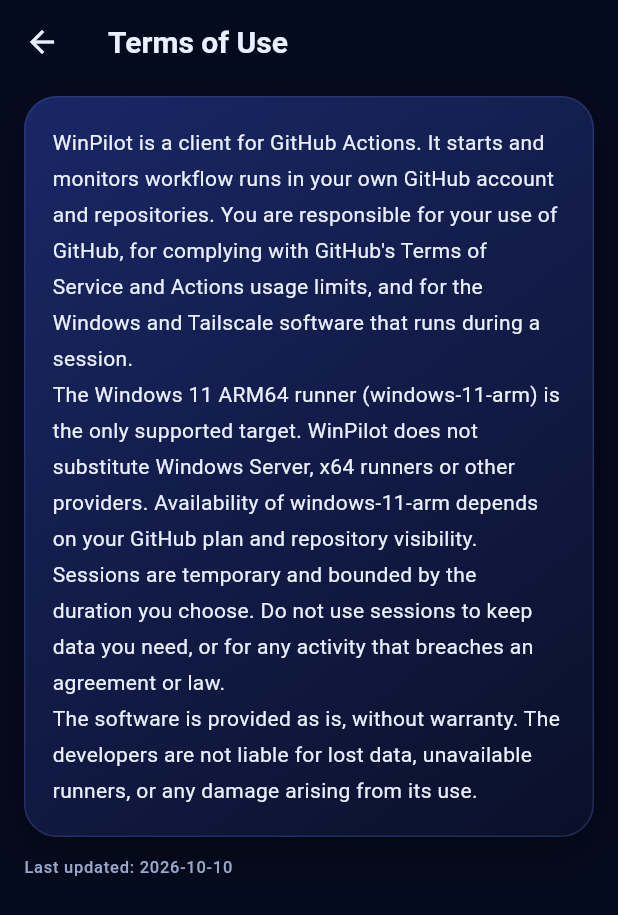
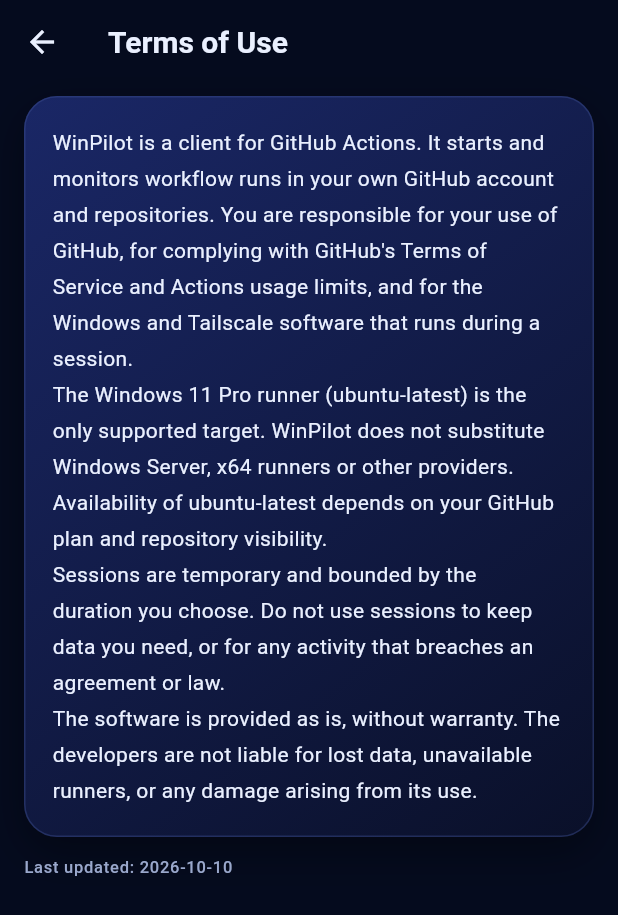
Before and after one commit to abiedadam0077/Windows-11-pro, a Flutter app: the AboutPage screen opened by its route, after a tap on "Check for updates", after a tap on "Terms", on a phone screen of 412 x 824 dp. Shown: the top 915 px of the screen. Run offline on Flutter 3.47's test engine with Material 3 defaults, Android fonts, the phone set to English and light mode, and no system bars; our stand-ins replace dio, file_picker, flutter_local_notifications, flutter_riverpod, flutter_secure_storage, go_router and 2 more; accounts and stored records are empty; network calls fail.

Commit message:
Windows VM session: dockur/windows (Windows 11 Pro x64) on KVM, encrypted backups; replace ARM runner workflow; update labels; remove KVM probe
Co-authored-by: arena-agent <297053741+arena-agent@users.noreply.github.com>

```diff
--- a/lib/core/config/app_config.dart
+++ b/lib/core/config/app_config.dart
@@ -26,7 +26,8 @@
   // Workflow configuration.
   static const defaultWorkflowPath = '.github/workflows/verify-windows-11.yml';
   static const workflowTemplateAsset = 'assets/workflows/verify-windows-11.yml';
-  static const runnerLabel = 'windows-11-arm';
+  static const runnerLabel = 'ubuntu-latest';
+  static const backupPasswordSecret = 'BACKUP_PASSWORD';
   static const windowsPasswordSecret = 'WINPILOT_WIN_PASSWORD';
   static const tailscaleAuthKeySecret = 'TS_AUTHKEY';
 
--- a/lib/core/i18n/app_strings.dart
+++ b/lib/core/i18n/app_strings.dart
@@ -71,7 +71,7 @@
   'continue': 'Continue',
 
   // Splash
-  'splash_tagline': 'Temporary Windows 11 ARM64 sessions, controlled from your phone',
+  'splash_tagline': 'Temporary Windows 11 Pro sessions, controlled from your phone',
   'splash_loading': 'Preparing your control center…',
   'splash_error': 'Startup took too long or failed to load local data.',
   'splash_retry': 'Retry startup',
@@ -89,8 +89,8 @@
   'ob_4_body': 'Track the real GitHub Actions status, logs and artifacts. Sessions are temporary: nothing on the runner is kept after the job ends.',
 
   // Welcome / login
-  'welcome_title': 'Control Windows 11 ARM64 from your pocket',
-  'welcome_desc': 'WinPilot launches temporary Windows 11 ARM64 sessions on GitHub Actions and shows you their real status, logs, network and Remote Desktop readiness.',
+  'welcome_title': 'Control Windows 11 Pro from your pocket',
+  'welcome_desc': 'WinPilot launches temporary Windows 11 Pro sessions on GitHub Actions and shows you their real status, logs, network and Remote Desktop readiness.',
   'welcome_how_title': 'How it works',
   'welcome_step1': 'Approve a short code on GitHub (OAuth device flow).',
   'welcome_step2': 'Choose a repository and configure the workflow.',
@@ -168,7 +168,7 @@
   'setup_workflow_replace_confirm': 'Replace',
   'setup_workflow_installed': 'Workflow installed and committed to {branch}.',
   'setup_arch_section': 'Target system',
-  'setup_arch_value': 'Windows 11 ARM64 · runner label windows-11-arm',
+  'setup_arch_value': 'Windows 11 Pro (x64) · Docker + KVM on ubuntu-latest',
   'setup_arch_note': 'WinPilot will not substitute Windows Server or x64. If the runner label is unavailable for this repository, the job stays queued and WinPilot reports it.',
   'setup_restrictions_section': 'Restrictions and checks',
   'setup_actions_on': 'GitHub Actions is enabled for this repository',
@@ -287,7 +287,7 @@
   'dash_greeting': 'Hello, {name}',
   'dash_greeting_anon': 'Hello',
   'dash_no_session_title': 'No active session',
-  'dash_no_session_body': 'Start a temporary Windows 11 ARM64 session. It is created on demand and removed when the job ends.',
+  'dash_no_session_body': 'Start a temporary Windows 11 Pro session. It is created on demand and removed when the job ends.',
   'dash_new_session': 'New session',
   'dash_card_github': 'GitHub',
   'dash_card_repo': 'Repository',
@@ -310,7 +310,7 @@
   'dash_workflow_ready': 'Installed: {path}',
   'dash_windows_verified': 'Verified by runner: {os}',
   'dash_windows_not_verified': 'Not verified yet',
-  'dash_arch_verified': 'ARM64 (reported by runner)',
+  'dash_arch_verified': 'x64 (VM image Windows 11 Pro)',
   'dash_arch_unknown': 'Not reported yet',
   'dash_ts_running': 'Connected (Running)',
   'dash_ts_needs_login': 'Needs login — check the auth key',
@@ -519,7 +519,7 @@
   'err_workflowMissing_title': 'Workflow file missing',
   'err_workflowMissing_hint': 'Install the WinPilot workflow in the selected repository, then try again.',
   'err_runnerUnavailable_title': 'Runner not available',
-  'err_runnerUnavailable_hint': 'The windows-11-arm label is not available for this repository or plan. Check runner availability and repository visibility.',
+  'err_runnerUnavailable_hint': 'The ubuntu-latest runner is not available for this repository or plan. Check runner availability and repository visibility.',
   'err_runNotFound_title': 'Run was not found yet',
   'err_runNotFound_hint': 'The workflow was dispatched but GitHub has not listed the run yet. Open Session history in a moment.',
   'err_cancelled_title': 'Cancelled',
@@ -534,7 +534,7 @@
   'blocker_no_push': 'Your account cannot write to this repository, so it cannot run workflows.',
   'blocker_actions_disabled': 'GitHub Actions is disabled for this repository. Enable it in repository settings.',
   'warn_actions_unknown': 'Actions status could not be verified. The run may still fail if Actions is disabled.',
-  'warn_private_repo_arm': 'Private repository: confirm that your plan provides the windows-11-arm runner. The run stays queued if it does not.',
+  'warn_private_repo_arm': 'Private repository: confirm that your plan provides GitHub-hosted Linux runners with KVM. The run stays queued if it does not.',
   'warn_workflow_missing': 'The verification workflow is not installed in this repository yet.',
   'warn_secret_unknown': 'Secret status could not be verified. Make sure WINPILOT_WIN_PASSWORD and TS_AUTHKEY exist if you need them.',
   // Added for session, RDP, settings, legal and history screens.
@@ -549,9 +549,9 @@
   'history_clear_title': 'Clear session history?',
   'history_empty_body': 'Sessions you start from this device will appear here.',
   'legal_privacy_body': 'WinPilot does not run its own backend server and does not collect analytics.\nOn this device: your GitHub sign-in token is kept in secure platform storage (Android Keystore). Preferences such as the default repository, workflow path, session length and language are kept in app storage. Session history is stored locally and can be cleared in History.\nSent to GitHub: the app calls the GitHub API on your behalf to read repositories, workflow files, runs, job logs and artifacts, and to dispatch the workflow runs you start. Requests go only to github.com and api.github.com.\nSecrets: the Windows password and the Tailscale auth key are never entered into this app and are never stored in the APK, settings or logs. You store them as GitHub Actions secrets (WINPILOT_WIN_PASSWORD and TS_AUTHKEY). The app only checks whether those secret names exist.\nLogs shown in the app are filtered to mask common secret patterns before display. Still treat logs as sensitive and never print secrets in your workflow.\nYou can sign out at any time in Settings; this deletes the token from this device. You can also revoke WinPilot\'s access in your GitHub settings.',
-  'legal_terms_body': 'WinPilot is a client for GitHub Actions. It starts and monitors workflow runs in your own GitHub account and repositories. You are responsible for your use of GitHub, for complying with GitHub\'s Terms of Service and Actions usage limits, and for the Windows and Tailscale software that runs during a session.\nThe Windows 11 ARM64 runner (windows-11-arm) is the only supported target. WinPilot does not substitute Windows Server, x64 runners or other providers. Availability of windows-11-arm depends on your GitHub plan and repository visibility.\nSessions are temporary and bounded by the duration you choose. Do not use sessions to keep data you need, or for any activity that breaches an agreement or law.\nThe software is provided as is, without warranty. The developers are not liable for lost data, unavailable runners, or any damage arising from its use.',
+  'legal_terms_body': 'WinPilot is a client for GitHub Actions. It starts and monitors workflow runs in your own GitHub account and repositories. You are responsible for your use of GitHub, for complying with GitHub\'s Terms of Service and Actions usage limits, and for the Windows and Tailscale software that runs during a session.\nThe Windows 11 Pro runner (ubuntu-latest) is the only supported target. WinPilot does not substitute Windows Server, x64 runners or other providers. Availability of ubuntu-latest depends on your GitHub plan and repository visibility.\nSessions are temporary and bounded by the duration you choose. Do not use sessions to keep data you need, or for any activity that breaches an agreement or law.\nThe software is provided as is, without warranty. The developers are not liable for lost data, unavailable runners, or any damage arising from its use.',
   'limits_title': 'Operational limits',
-  'limits_body': 'Runners are ephemeral: each session runs on a fresh machine that is removed when the session ends.\nFiles, programs and settings inside the Windows runner are not kept after the session. Only uploaded artifacts are kept, until their retention expires.\nSessions are bounded to the length you choose. Notifications and live updates work only while the app is open; there is no background service.\nwindows-11-arm may be unavailable for private repositories depending on your GitHub plan. If no runner is available, the job waits in the queue and WinPilot shows that.\nA successful workflow run is not the same as RDP being ready. RDP is shown as ready only when the runner declares it, and the app checks port 3389 over Tailscale separately.\nTailscale must be connected on this phone to the same tailnet, and the IP must be inside 100.64.0.0/10.',
+  'limits_body': 'Runners are ephemeral: each session runs on a fresh machine that is removed when the session ends.\nFiles, programs and settings inside the Windows runner are not kept after the session. Only uploaded artifacts are kept, until their retention expires.\nSessions are bounded to the length you choose. Notifications and live updates work only while the app is open; there is no background service.\nubuntu-latest may be unavailable for private repositories depending on your GitHub plan. If no runner is available, the job waits in the queue and WinPilot shows that.\nA successful workflow run is not the same as RDP being ready. RDP is shown as ready only when the runner declares it, and the app checks port 3389 over Tailscale separately.\nTailscale must be connected on this phone to the same tailnet, and the IP must be inside 100.64.0.0/10.',
   'limits_short': 'Runners are temporary and removed at the end. Success does not mean RDP is ready. Files and programs are not kept.',
   'legal_updated': 'Last updated: {date}',
   'logs_filter_hint': 'Filter log lines',
@@ -684,7 +684,7 @@
   'off': 'معطّل',
   'continue': 'متابعة',
 
-  'splash_tagline': 'جلسات Windows 11 ARM64 مؤقتة، تتحكم بها من هاتفك',
+  'splash_tagline': 'جلسات Windows 11 Pro مؤقتة، تتحكم بها من هاتفك',
   'splash_loading': 'جارٍ تجهيز لوحة التحكم…',
   'splash_error': 'تعذّر تحميل البيانات المحلية أو تأخر بدء التطبيق.',
   'splash_retry': 'إعادة تشغيل البدء',
@@ -700,8 +700,8 @@
   'ob_4_title': 'تابع الحالة مباشرة',
   'ob_4_body': 'تابع حالة GitHub Actions الحقيقية والسجلات والملفات. الجلسات مؤقتة: لا يُحفظ شيء على الـ Runner بعد انتهاء المهمة.',
 
-  'welcome_title': 'تحكّم في Windows 11 ARM64 من هاتفك',
-  'welcome_desc': 'يشغّل WinPilot جلسات Windows 11 ARM64 مؤقتة عبر GitHub Actions، ويعرض لك حالتها الحقيقية وسجلاتها وجاهزية الشبكة وRDP.',
+  'welcome_title': 'تحكّم في Windows 11 Pro من هاتفك',
+  'welcome_desc': 'يشغّل WinPilot جلسات Windows 11 Pro مؤقتة عبر GitHub Actions، ويعرض لك حالتها الحقيقية وسجلاتها وجاهزية الشبكة وRDP.',
   'welcome_how_title': 'كيف يعمل التطبيق',
   'welcome_step1': 'وافق على رمز قصير في GitHub (OAuth Device Flow).',
   'welcome_step2': 'اختر مستودعاً وجهّز Workflow.',
@@ -776,7 +776,7 @@
   'setup_workflow_replace_confirm': 'استبدال',
   'setup_workflow_installed': 'تم تثبيت Workflow وحفظه في الفرع {branch}.',
   'setup_arch_section': 'النظام المستهدف',
-  'setup_arch_value': 'Windows 11 ARM64 · تسمية الـ Runner windows-11-arm',
+  'setup_arch_value': 'Windows 11 Pro (x64) · Docker + KVM على ubuntu-latest',
   'setup_arch_note': 'لن يستبدل WinPilot ذلك بـ Windows Server أو x64. إذا لم تتوفر التسمية لهذا المستودع، تبقى المهمة في الانتظار ويبلغك التطبيق بذلك.',
   'setup_restrictions_section': 'القيود والفحوصات',
   'setup_actions_on': 'GitHub Actions مفعّل لهذا المستودع',
@@ -891,7 +891,7 @@
   'dash_greeting': 'مرحباً، {name}',
   'dash_greeting_anon': 'مرحباً',
   'dash_no_session_title': 'لا توجد جلسة نشطة',
-  'dash_no_session_body': 'ابدأ جلسة Windows 11 ARM64 مؤقتة. تُنشأ عند الطلب وتُزال عند انتهاء المهمة.',
+  'dash_no_session_body': 'ابدأ جلسة Windows 11 Pro مؤقتة. تُنشأ عند الطلب وتُزال عند انتهاء المهمة.',
   'dash_new_session': 'جلسة جديدة',
   'dash_card_github': 'GitHub',
   'dash_card_repo': 'المستودع',
@@ -914,7 +914,7 @@
   'dash_workflow_ready': 'مثبّت: {path}',
   'dash_windows_verified': 'تم التحقق من الـ Runner: {os}',
   'dash_windows_not_verified': 'لم يتم التحقق بعد',
-  'dash_arch_verified': 'ARM64 (أبلغ عنه الـ Runner)',
+  'dash_arch_verified': 'x64 (صورة Windows 11 Pro)',
   'dash_arch_unknown': 'لم يُبلَّغ عنها بعد',
   'dash_ts_running': 'متصل (Running)',
   'dash_ts_needs_login': 'يحتاج تسجيل دخول — تحقق من مفتاح المصادقة',
@@ -1114,7 +1114,7 @@
   'err_workflowMissing_title': 'ملف Workflow غير موجود',
   'err_workflowMissing_hint': 'ثبّت Workflow الخاص بـ WinPilot في المستودع المختار ثم أعد المحاولة.',
   'err_runnerUnavailable_title': 'الـ Runner غير متاح',
-  'err_runnerUnavailable_hint': 'تسمية windows-11-arm غير متاحة لهذا المستودع أو الخطة. تحقق من توفر الـ Runner وظهور المستودع.',
+  'err_runnerUnavailable_hint': 'تسمية ubuntu-latest غير متاحة لهذا المستودع أو الخطة. تحقق من توفر الـ Runner وظهور المستودع.',
   'err_runNotFound_title': 'لم يظهر التشغيل بعد',
   'err_runNotFound_hint': 'تم إرسال Workflow لكن GitHub لم يُدرج التشغيل بعد. افتح سجل الجلسات بعد لحظات.',
   'err_cancelled_title': 'أُلغي',
@@ -1128,7 +1128,7 @@
   'blocker_no_push': 'حسابك لا يستطيع الكتابة في هذا المستودع، لذا لا يمكن تشغيل Workflow.',
   'blocker_actions_disabled': 'GitHub Actions معطّل لهذا المستودع. فعّله من إعدادات المستودع.',
   'warn_actions_unknown': 'تعذّر التحقق من حالة Actions. قد يفشل التشغيل إن كانت معطّلة.',
-  'warn_private_repo_arm': 'مستودع خاص: تأكد أن خطتك توفر الـ Runner windows-11-arm. إن لم تتوفر تبقى المهمة في الانتظار.',
+  'warn_private_repo_arm': 'مستودع خاص: تأكد أن خطتك توفر Runners Linux من GitHub مع KVM. إن لم تتوفر تبقى المهمة في الانتظار.',
   'warn_workflow_missing': 'ملف التحقق (Workflow) غير مثبّت في هذا المستودع بعد.',
   'warn_secret_unknown': 'تعذّر التحقق من الأسرار. تأكد من وجود WINPILOT_WIN_PASSWORD وTS_AUTHKEY إن احتجتهما.',
   // Added for session, RDP, settings, legal and history screens.
@@ -1143,9 +1143,9 @@
   'history_clear_title': 'مسح سجل الجلسات؟',
   'history_empty_body': 'ستظهر هنا الجلسات التي تبدأها من هذا الجهاز.',
   'legal_privacy_body': 'لا يشغّل WinPilot خادماً خاصاً به، ولا يجمع بيانات تحليلية.\nعلى هذا الجهاز: يُحفظ رمز تسجيل الدخول إلى GitHub في التخزين الآمن للنظام (Android Keystore). وتُحفظ التفضيلات مثل المستودع الافتراضي ومسار سير العمل ومدة الجلسة واللغة في تخزين التطبيق. يُحفظ سجل الجلسات محلياً ويمكن مسحه من السجل.\nما يُرسل إلى GitHub: يستدعي التطبيق واجهة GitHub البرمجية نيابةً عنك لقراءة المستودعات وملفات سير العمل والتشغيلات وسجلات المهام والملفات المرفوعة، ولتشغيل سير العمل الذي تبدأه. الطلبات تذهب إلى github.com و api.github.com فقط.\nالأسرار: لا يُدخل كلمة مرور Windows ولا مفتاح Tailscale في هذا التطبيق، ولا يتم تخزينهما في ملف APK أو الإعدادات أو السجلات. تحفظهما كأسرار في GitHub Actions باسم WINPILOT_WIN_PASSWORD و TS_AUTHKEY. يتحقق التطبيق فقط من وجود أسماء هذه الأسرار.\nتُصفّى السجلات المعروضة لإخفاء أنماط الأسرار الشائعة قبل عرضها، لكن تعامل معها كبيانات حساسة ولا تطبع الأسرار في سير عملك.\nيمكنك تسجيل الخروج في أي وقت من الإعدادات، وسيؤدي ذلك إلى حذف الرمز من هذا الجهاز. ويمكنك أيضاً إلغاء صلاحية WinPilot من إعدادات GitHub.',
-  'legal_terms_body': 'WinPilot واجهة لعمليات GitHub Actions. يبدأ ويراقب تشغيلات سير العمل في حسابك ومستودعاتك على GitHub. أنت مسؤول عن استخدامك لـ GitHub وعن الالتزام بشروط الخدمة وحدود Actions لديه، وعن برامج Windows وTailscale التي تعمل أثناء الجلسة.\nالهدف المدعوم الوحيد هو مشغّل Windows 11 ARM64 (windows-11-arm). لا يستبدل WinPilot ذلك بـ Windows Server أو مشغّلات x64 أو مزودين آخرين. توفر windows-11-arm يعتمد على خطة GitHub لديك وعلى رؤية المستودع.\nالجلسات مؤقتة ومحددة بالمدة التي تختارها. لا تستخدم الجلسات لتخزين بيانات تحتاج إلى الاحتفاظ بها، أو لأي نشاط يخالف اتفاقية أو قانوناً.\nالبرنامج مقدم كما هو دون أي ضمان. لا يتحمل المطورون مسؤولية فقدان البيانات أو عدم توفر المشغّلات أو أي ضرر ناتج عن الاستخدام.',
+  'legal_terms_body': 'WinPilot واجهة لعمليات GitHub Actions. يبدأ ويراقب تشغيلات سير العمل في حسابك ومستودعاتك على GitHub. أنت مسؤول عن استخدامك لـ GitHub وعن الالتزام بشروط الخدمة وحدود Actions لديه، وعن برامج Windows وTailscale التي تعمل أثناء الجلسة.\nالهدف المدعوم الوحيد هو مشغّل Windows 11 Pro (ubuntu-latest). لا يستبدل WinPilot ذلك بـ Windows Server أو مشغّلات x64 أو مزودين آخرين. توفر ubuntu-latest يعتمد على خطة GitHub لديك وعلى رؤية المستودع.\nالجلسات مؤقتة ومحددة بالمدة التي تختارها. لا تستخدم الجلسات لتخزين بيانات تحتاج إلى الاحتفاظ بها، أو لأي نشاط يخالف اتفاقية أو قانوناً.\nالبرنامج مقدم كما هو دون أي ضمان. لا يتحمل المطورون مسؤولية فقدان البيانات أو عدم توفر المشغّلات أو أي ضرر ناتج عن الاستخدام.',
   'limits_title': 'حدود التشغيل',
-  'limits_body': 'المشغّلات مؤقتة: كل جلسة تعمل على جهاز جديد يُزال عند انتهائها.\nلا تُحفظ الملفات والبرامج والإعدادات داخل مشغّل Windows بعد الجلسة. تُحفظ فقط الملفات المرفوعة كـ Artifacts حتى انتهاء مدة الاحتفاظ بها.\nالجلسات محددة بالمدة التي تختارها. تعمل الإشعارات والتحديثات المباشرة فقط أثناء فتح التطبيق؛ لا توجد خدمة خلفية.\nقد لا يكون windows-11-arm متاحاً للمستودعات الخاصة حسب خطة GitHub لديك. إذا لم يتوفر مشغّل تبقى المهمة في الانتظار، ويعرض WinPilot ذلك.\nنجاح تشغيل سير العمل لا يعني أن RDP جاهز. لا يُعرض RDP كجاهز إلا عندما يعلن المشغّل ذلك، ويفحص التطبيق المنفذ 3389 عبر Tailscale بشكل منفصل.\nيجب أن يكون Tailscale متصلاً على هذا الهاتف بالشبكة نفسها، ويجب أن يقع العنوان ضمن 100.64.0.0/10.',
+  'limits_body': 'المشغّلات مؤقتة: كل جلسة تعمل على جهاز جديد يُزال عند انتهائها.\nلا تُحفظ الملفات والبرامج والإعدادات داخل مشغّل Windows بعد الجلسة. تُحفظ فقط الملفات المرفوعة كـ Artifacts حتى انتهاء مدة الاحتفاظ بها.\nالجلسات محددة بالمدة التي تختارها. تعمل الإشعارات والتحديثات المباشرة فقط أثناء فتح التطبيق؛ لا توجد خدمة خلفية.\nقد لا يكون ubuntu-latest متاحاً للمستودعات الخاصة حسب خطة GitHub لديك. إذا لم يتوفر مشغّل تبقى المهمة في الانتظار، ويعرض WinPilot ذلك.\nنجاح تشغيل سير العمل لا يعني أن RDP جاهز. لا يُعرض RDP كجاهز إلا عندما يعلن المشغّل ذلك، ويفحص التطبيق المنفذ 3389 عبر Tailscale بشكل منفصل.\nيجب أن يكون Tailscale متصلاً على هذا الهاتف بالشبكة نفسها، ويجب أن يقع العنوان ضمن 100.64.0.0/10.',
   'limits_short': 'المشغّلات مؤقتة وتُزال عند الانتهاء. النجاح لا يعني أن RDP جاهز. الملفات والبرامج لا تُحفظ.',
   'legal_updated': 'آخر تحديث: {date}',
   'logs_filter_hint': 'تصفية أسطر السجل',
--- a/lib/features/dashboard/dashboard_page.dart
+++ b/lib/features/dashboard/dashboard_page.dart
@@ -190,8 +190,8 @@
       _StatusTile(
         icon: Icons.memory_rounded,
         label: s.t('dash_card_arch'),
-        value: diag.isArm64 ? s.t('dash_arch_verified') : s.t('dash_arch_unknown'),
-        color: diag.isArm64 ? AppColors.success : AppColors.textMuted,
+        value: diag.isX64 ? s.t('dash_arch_verified') : s.t('dash_arch_unknown'),
+        color: diag.isX64 ? AppColors.success : AppColors.textMuted,
       ),
       _StatusTile(
         icon: Icons.schedule_rounded,
--- a/lib/features/session/session_progress_page.dart
+++ b/lib/features/session/session_progress_page.dart
@@ -192,7 +192,7 @@
                     value: diag.architecture ?? '—',
                     valueColor: diag.architecture == null
                         ? null
-                        : diag.isArm64
+                        : diag.isX64
                             ? AppColors.success
                             : AppColors.danger,
                   ),
--- a/lib/models/runner_diagnostics.dart
+++ b/lib/models/runner_diagnostics.dart
@@ -48,7 +48,7 @@
   final String? error;
 
   bool get hasAnyData => osName != null || architecture != null || tailscaleState != null || rdpReady != null;
-  bool get isArm64 => architecture?.toUpperCase() == 'ARM64';
+  bool get isX64 => const {'X64', 'AMD64'}.contains(architecture?.toUpperCase());
   bool get isWindows11 => osName?.contains('Windows 11') ?? false;
 
   static const _prefix = 'WINPILOT|';
```
Also changed, not shown: 3 other files.
